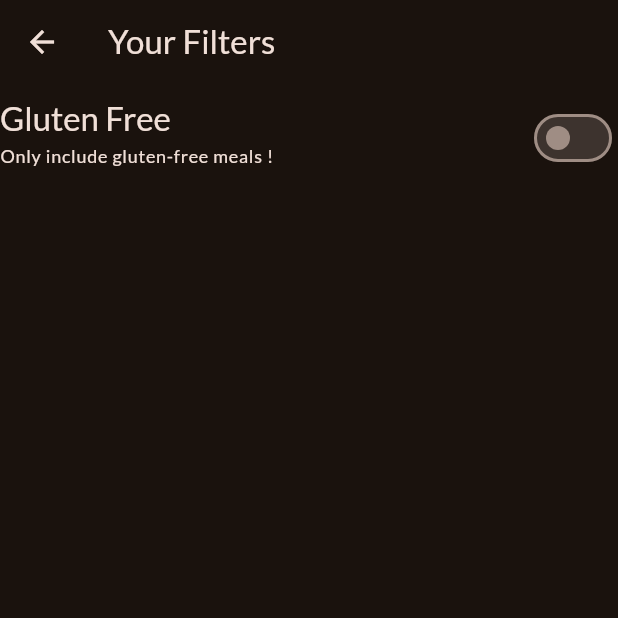
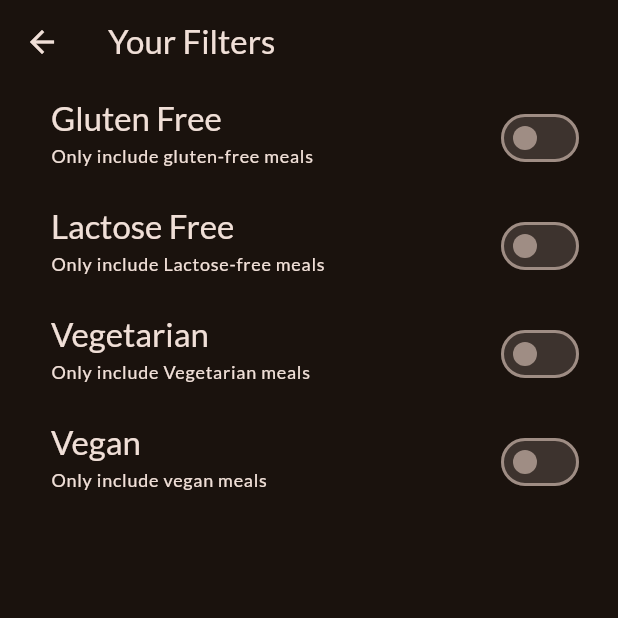
Before and after one commit to parth-n/Meals_app, a Flutter app: the FilterScreen screen opened directly, on a phone screen of 412 x 824 dp, the top half of it. Run offline on Flutter 3.47's test engine with Material 3 defaults, Android fonts, the phone set to English and light mode, and no system bars; our stand-ins replace google_fonts, transparent_image.

Commit message:
added 4 switch filters and updated state for the Meals List

```diff
--- a/lib/screens/filters.dart
+++ b/lib/screens/filters.dart
@@ -1,4 +1,6 @@
 import 'package:flutter/material.dart';
+
+enum Filter { glutenFree, lactoseFree, vegetarian, vegan }
 
 class FilterScreen extends StatefulWidget {
   const FilterScreen({super.key});
@@ -11,6 +13,9 @@ class FilterScreen extends StatefulWidget {
 
 class _FilterScreen extends State<FilterScreen> {
   var _glutenFreeFilterSet = false;
+  var _lactoseFreeFilterSet = false;
+  var _vegetarianFreeFilterSet = false;
+  var _veganFilterSet = false;
 
   @override
   Widget build(BuildContext context) {
@@ -18,7 +23,18 @@ class _FilterScreen extends State<FilterScreen> {
       appBar: AppBar(
         title: const Text('Your Filters'),
       ),
-      body: Column(
+      body: PopScope(
+        canPop: false,
+        onPopInvoked: (bool didPop) {
+          if (didPop) return;
+          Navigator.of(context).pop({
+            Filter.glutenFree: _glutenFreeFilterSet,
+            Filter.lactoseFree: _lactoseFreeFilterSet,
+            Filter.vegan: _veganFilterSet,
+            Filter.vegetarian: _vegetarianFreeFilterSet,
+          });
+        },
+        child: Column(
           children: [
             SwitchListTile(
               value: _glutenFreeFilterSet,
@@ -34,16 +50,78 @@ class _FilterScreen extends State<FilterScreen> {
                     ),
               ),
               subtitle: Text(
-              'Only include gluten-free meals !',
-              style: Theme.of(context)
-                  .textTheme
-                  .labelMedium!
-                  .copyWith(color: Theme.of(context).colorScheme.onBackground),
+                'Only include gluten-free meals',
+                style: Theme.of(context).textTheme.labelMedium!.copyWith(
+                    color: Theme.of(context).colorScheme.onBackground),
               ),
               activeColor: Theme.of(context).colorScheme.tertiary,
-            contentPadding: const EdgeInsets.only(),
+              contentPadding: const EdgeInsets.only(left: 34, right: 22),
+            ),
+            SwitchListTile(
+              value: _lactoseFreeFilterSet,
+              onChanged: (isChecked) {
+                setState(() {
+                  _lactoseFreeFilterSet = isChecked;
+                });
+              },
+              title: Text(
+                'Lactose Free',
+                style: Theme.of(context).textTheme.titleLarge!.copyWith(
+                      color: Theme.of(context).colorScheme.onBackground,
+                    ),
+              ),
+              subtitle: Text(
+                'Only include Lactose-free meals',
+                style: Theme.of(context).textTheme.labelMedium!.copyWith(
+                    color: Theme.of(context).colorScheme.onBackground),
+              ),
+              activeColor: Theme.of(context).colorScheme.tertiary,
+              contentPadding: const EdgeInsets.only(left: 34, right: 22),
+            ),
+            SwitchListTile(
+              value: _vegetarianFreeFilterSet,
+              onChanged: (isChecked) {
+                setState(() {
+                  _vegetarianFreeFilterSet = isChecked;
+                });
+              },
+              title: Text(
+                'Vegetarian',
+                style: Theme.of(context).textTheme.titleLarge!.copyWith(
+                      color: Theme.of(context).colorScheme.onBackground,
+                    ),
+              ),
+              subtitle: Text(
+                'Only include Vegetarian meals',
+                style: Theme.of(context).textTheme.labelMedium!.copyWith(
+                    color: Theme.of(context).colorScheme.onBackground),
+              ),
+              activeColor: Theme.of(context).colorScheme.tertiary,
+              contentPadding: const EdgeInsets.only(left: 34, right: 22),
+            ),
+            SwitchListTile(
+              value: _veganFilterSet,
+              onChanged: (isChecked) {
+                setState(() {
+                  _veganFilterSet = isChecked;
+                });
+              },
+              title: Text(
+                'Vegan',
+                style: Theme.of(context).textTheme.titleLarge!.copyWith(
+                      color: Theme.of(context).colorScheme.onBackground,
+                    ),
+              ),
+              subtitle: Text(
+                'Only include vegan meals',
+                style: Theme.of(context).textTheme.labelMedium!.copyWith(
+                    color: Theme.of(context).colorScheme.onBackground),
+              ),
+              activeColor: Theme.of(context).colorScheme.tertiary,
+              contentPadding: const EdgeInsets.only(left: 34, right: 22),
             )
           ],
+        ),
       ),
     );
   }
```
Also changed, not shown: lib/screens/tabs.dart (+40 -3 lines). Lines whose indentation alone changed are shown as unchanged.
